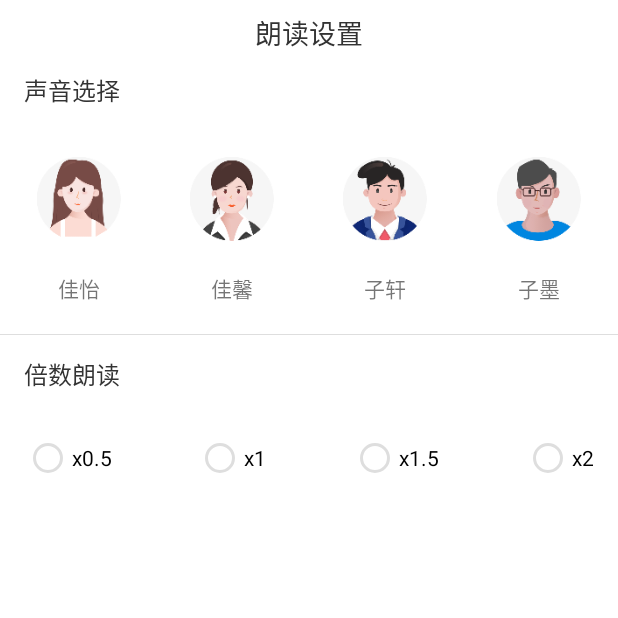
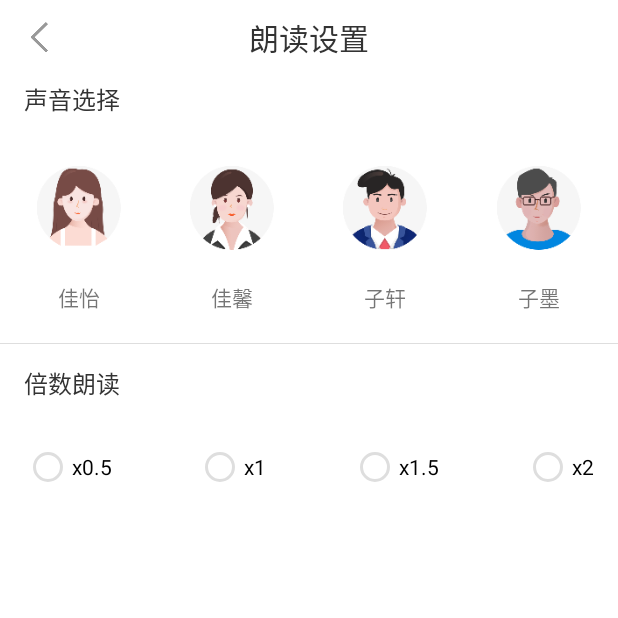
Before and after one commit to dooqu/mting3, an Android app: the SettingReadActivity screen opened directly, with no data from a screen before it, on a phone screen of 412 x 824 dp, the top half of it. Run offline under Robolectric (Android 15) with nearby library versions, the phone set to English and light mode, and no system bars; our stand-ins replace ButterKnife; libraries missing offline, so code that uses them is left out: com.tendcloud.tenddata; 3 statements that could not run were skipped.

Commit message:
修改声音设置界面

```diff
--- a/app/src/main/java/cn/xylink/mting/ui/activity/SettingReadActivity.java
+++ b/app/src/main/java/cn/xylink/mting/ui/activity/SettingReadActivity.java
@@ -4,6 +4,7 @@ import android.view.View;
 import android.widget.ImageView;
 import android.widget.ProgressBar;
 import android.widget.RadioGroup;
+import android.widget.TextView;
 import android.widget.Toast;
 
 import butterknife.BindView;
@@ -19,6 +20,8 @@ import cn.xylink.mting.utils.SharedPreHelper;
  * @date 2019/10/31
  */
 public class SettingReadActivity extends BasePresenterActivity {
+    @BindView(R.id.tv_include_title)
+    TextView tvTitle;
     @BindView(R.id.pb_main_play_progress1)
     ProgressBar mpb1;
     @BindView(R.id.pb_main_play_progress2)
@@ -96,7 +99,7 @@ public class SettingReadActivity extends BasePresenterActivity {
 
     @Override
     protected void initTitleBar() {
-
+        tvTitle.setText("朗读设置");
     }
 
     public void closeAll() {
--- a/app/src/main/res/layout/activity_setting_read.xml
+++ b/app/src/main/res/layout/activity_setting_read.xml
@@ -6,15 +6,7 @@
     android:background="@color/white"
     android:orientation="vertical">
 
-    <TextView
-        android:id="@+id/tv_title"
-        android:layout_width="match_parent"
-        android:layout_height="44dp"
-        android:gravity="center"
-        android:text="朗读设置"
-        android:textColor="@color/color_333333"
-        android:textSize="@dimen/text_18" />
-
+    <include layout="@layout/title_include" />
     <TextView
         android:layout_width="wrap_content"
         android:layout_height="32dp"
```
